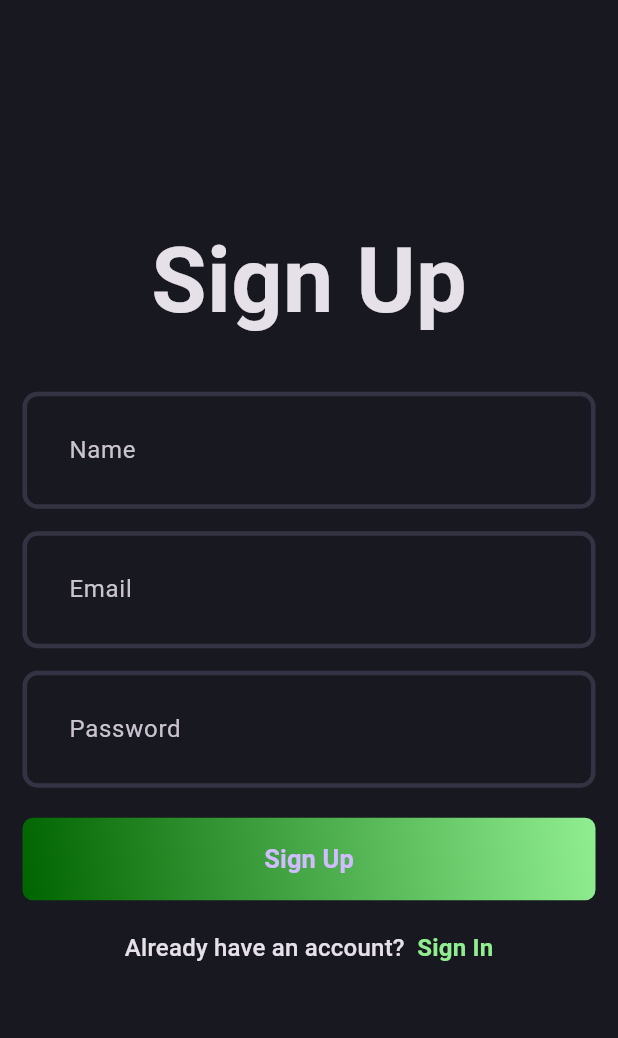
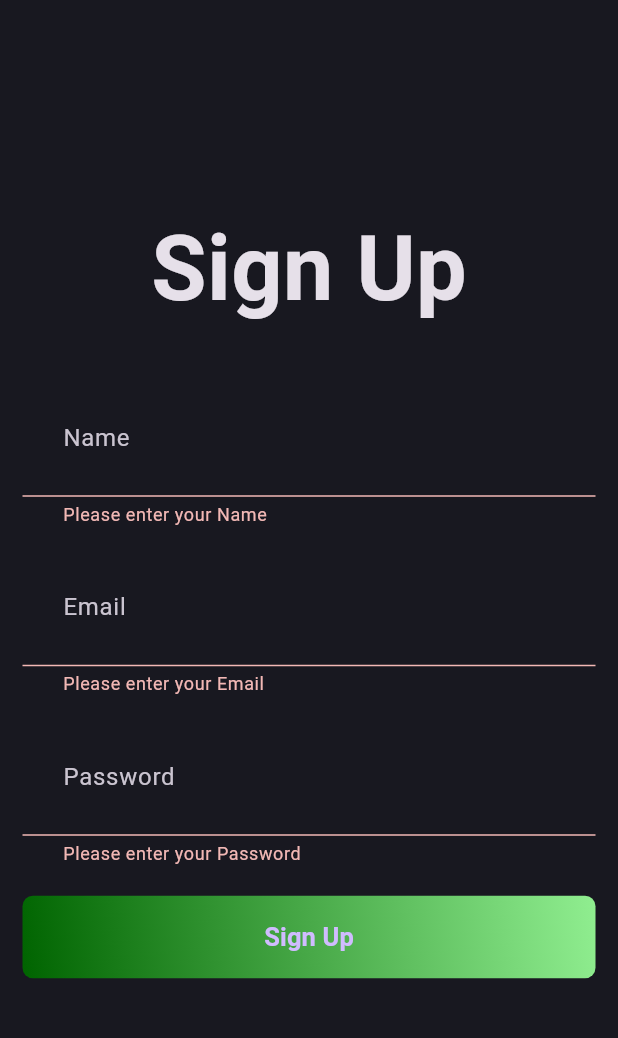
Before and after one commit to OmarAyman85/FocusFlow, a Flutter app: the SignUpPage screen opened by its route, after a tap on "Sign Up", on a phone screen of 412 x 824 dp, the part 68-1106 px from its top. Run offline on Flutter 3.47's test engine with Material 3 defaults, Android fonts, the phone set to English and light mode, and no system bars; our stand-ins replace cloud_firestore, dartz, firebase_auth, firebase_core, flutter_bloc, get_it and 1 more; accounts and stored records are empty.

Commit message:
Sign up functionalit y++ Creation of users table ++ using Bloc

```diff
--- a/lib/features/auth/data/repositories/auth_repository.dart
+++ b/lib/features/auth/data/repositories/auth_repository.dart
@@ -2,34 +2,31 @@
 import 'package:focusflow/core/errors/failure.dart';
 import 'package:focusflow/features/auth/data/models/user_model.dart';
 import 'package:focusflow/features/auth/data/sources/auth_remote_data_source.dart';
-import 'package:focusflow/features/auth/domain/entities/user_entity.dart';
 import 'package:focusflow/features/auth/domain/repositories/auth_repository.dart';
 import 'package:focusflow/injection_container.dart';
 
 class AuthRepositoryImpl implements AuthRepository {
   @override
-  Future<Either<Failure, AppUser>> signUp(UserModel userModel) async {
+  Future<Either<Failure, UserModel>> signUp(UserModel userModel) async {
     try {
-      final userModelResult = await sl<AuthRemoteDataSource>().signUp(
-        userModel,
-      );
-      return userModelResult.fold(
-        (failure) {
-          return Left(
-            failure,
-          ); // Return failure if data source returns an error
-        },
-        (userModel) {
-          // Map the data source UserModel to AppUser (Entity)
-          final appUser = AppUser(
-            uid: userModel.uid, // Mapping to AppUser
-            email: userModel.email,
-            name: userModel.name,
-            password: userModel.password,
-          );
-          return Right(appUser); // Return the mapped AppUser (Entity)
-        },
-      );
+      return sl<AuthRemoteDataSource>().signUp(userModel);
+      // return userModelResult.fold(
+      //   (failure) {
+      //     return Left(
+      //       failure,
+      //     ); // Return failure if data source returns an error
+      //   },
+      //   (userModel) {
+      //     // Map the data source UserModel to AppUser (Entity)
+      //     final appUser = AppUser(
+      //       uid: userModel.uid, // Mapping to AppUser
+      //       email: userModel.email,
+      //       name: userModel.name,
+      //       password: userModel.password,
+      //     );
+      //     return Right(appUser); // Return the mapped AppUser (Entity)
+      //   },
+      // );
     } catch (e) {
       return Left(Failure(e.toString())); // Handle any other errors
     }
--- a/lib/features/auth/domain/repositories/auth_repository.dart
+++ b/lib/features/auth/domain/repositories/auth_repository.dart
@@ -1,10 +1,9 @@
 import 'package:dartz/dartz.dart';
 import 'package:focusflow/core/errors/failure.dart';
 import 'package:focusflow/features/auth/data/models/user_model.dart';
-import 'package:focusflow/features/auth/domain/entities/user_entity.dart';
 
 abstract class AuthRepository {
-  Future<Either<Failure, AppUser>> signUp(UserModel userModel);
+  Future<Either<Failure, UserModel>> signUp(UserModel userModel);
   // Future<AppUser?> signIn(String email, String password);
   // Future<Either> signUp(String name, String email, String password);
   // Future<void> signOut();
--- a/lib/features/auth/domain/usecases/sign_up.dart
+++ b/lib/features/auth/domain/usecases/sign_up.dart
@@ -1,22 +1,15 @@
 import 'package:dartz/dartz.dart';
 import 'package:focusflow/core/usecases/usecase.dart';
 import 'package:focusflow/features/auth/data/models/user_model.dart';
-import 'package:focusflow/injection_container.dart';
-
 import '../repositories/auth_repository.dart';
 
 class SignUpUseCase implements UseCase<Either, UserModel> {
+  final AuthRepository repository;
+
+  SignUpUseCase(this.repository);
+
   @override
   Future<Either> call({UserModel? params}) async {
-    final result = await sl<AuthRepository>().signUp(params!);
-
-    return result.fold(
-      (failure) {
-        return Left(failure);
-      },
-      (userModel) {
-        return Right(userModel);
-      },
-    );
+    return await repository.signUp(params!);
   }
 }
--- a/lib/features/auth/presentation/bloc/auth_state.dart
+++ b/lib/features/auth/presentation/bloc/auth_state.dart
@@ -1,4 +1,4 @@
-import '../../domain/entities/user_entity.dart';
+import 'package:focusflow/features/auth/data/models/user_model.dart';
 
 abstract class AuthState {}
 
@@ -7,7 +7,7 @@
 class AuthLoading extends AuthState {}
 
 class AuthAuthenticated extends AuthState {
-  final AppUser user;
+  final UserModel user;
   AuthAuthenticated(this.user);
 }
 
--- a/lib/features/auth/presentation/pages/sign_up_page.dart
+++ b/lib/features/auth/presentation/pages/sign_up_page.dart
@@ -1,8 +1,8 @@
 import 'package:flutter/material.dart';
-import 'package:focusflow/core/utils/themes/app_pallete.dart';
-import 'package:focusflow/features/auth/data/models/user_model.dart';
-import 'package:focusflow/features/auth/domain/usecases/sign_up.dart';
-import 'package:focusflow/features/auth/presentation/pages/sign_in_page.dart';
+import 'package:flutter_bloc/flutter_bloc.dart';
+import 'package:focusflow/features/auth/presentation/bloc/auth_bloc.dart';
+import 'package:focusflow/features/auth/presentation/bloc/auth_event.dart';
+import 'package:focusflow/features/auth/presentation/bloc/auth_state.dart';
 import 'package:focusflow/features/auth/presentation/widgets/auth_button.dart';
 import 'package:focusflow/features/auth/presentation/widgets/auth_field.dart';
 import 'package:focusflow/injection_container.dart';
@@ -31,18 +31,41 @@
 
   @override
   Widget build(BuildContext context) {
-    return Scaffold(
+    return BlocProvider(
+      create: (_) => sl<AuthBloc>(),
+      child: Scaffold(
         appBar: AppBar(title: Text('FocusFlow')),
         body: Padding(
           padding: const EdgeInsets.all(15.0),
           child: Form(
             key: _formKey,
-          child: Column(
+            child: BlocConsumer<AuthBloc, AuthState>(
+              listener: (context, state) {
+                if (state is AuthAuthenticated) {
+                  ScaffoldMessenger.of(context).showSnackBar(
+                    SnackBar(content: Text('Sign Up Successful!')),
+                  );
+                  // Navigate to another page if needed
+                } else if (state is AuthError) {
+                  ScaffoldMessenger.of(
+                    context,
+                  ).showSnackBar(SnackBar(content: Text(state.message)));
+                }
+              },
+              builder: (context, state) {
+                if (state is AuthLoading) {
+                  return Center(child: CircularProgressIndicator());
+                }
+
+                return Column(
                   mainAxisAlignment: MainAxisAlignment.center,
                   children: [
                     Text(
                       'Sign Up',
-                style: TextStyle(fontSize: 60, fontWeight: FontWeight.bold),
+                      style: TextStyle(
+                        fontSize: 60,
+                        fontWeight: FontWeight.bold,
+                      ),
                     ),
                     SizedBox(height: 30),
                     AuthField(hintText: 'Name', controller: _nameController),
@@ -58,39 +81,21 @@
                     AuthButton(
                       buttonText: "Sign Up",
                       onPressed: () {
-                  sl<SignUpUseCase>().call(
-                    params: UserModel(
-                      email: _emailController.text,
-                      name: _nameController.text,
-                      password: _passwordController.text,
+                        if (_formKey.currentState!.validate()) {
+                          context.read<AuthBloc>().add(
+                            SignUpRequested(
+                              _nameController.text,
+                              _emailController.text,
+                              _passwordController.text,
                             ),
+                          );
+                        }
+                      },
+                    ),
+                  ],
                 );
               },
             ),
-              SizedBox(height: 20),
-              GestureDetector(
-                onTap: () {
-                  Navigator.of(context).push(SignInPage.route());
-                },
-                child: RichText(
-                  text: TextSpan(
-                    text: 'Already have an account? ',
-                    style: Theme.of(context).textTheme.titleMedium,
-                    children: [
-                      TextSpan(
-                        text: ' Sign In',
-                        style: Theme.of(
-                          context,
-                        ).textTheme.titleMedium?.copyWith(
-                          color: AppPallete.gradient1,
-                          fontWeight: FontWeight.bold,
-                        ),
-                      ),
-                    ],
-                  ),
-                ),
-              ),
-            ],
           ),
         ),
       ),
```
Also changed, not shown: lib/features/auth/domain/entities/user_entity.dart (+15 -15 lines), lib/features/auth/presentation/bloc/auth_bloc.dart (+8 -42 lines), lib/injection_container.dart (+7 -1 lines). Lines whose indentation alone changed are shown as unchanged.
